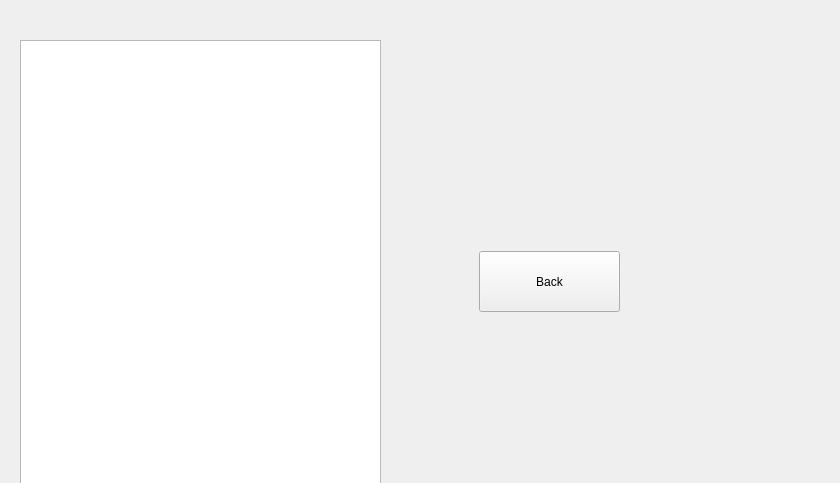
Qt form trackview.ui (Texvss/Spotify_project) before a commit.
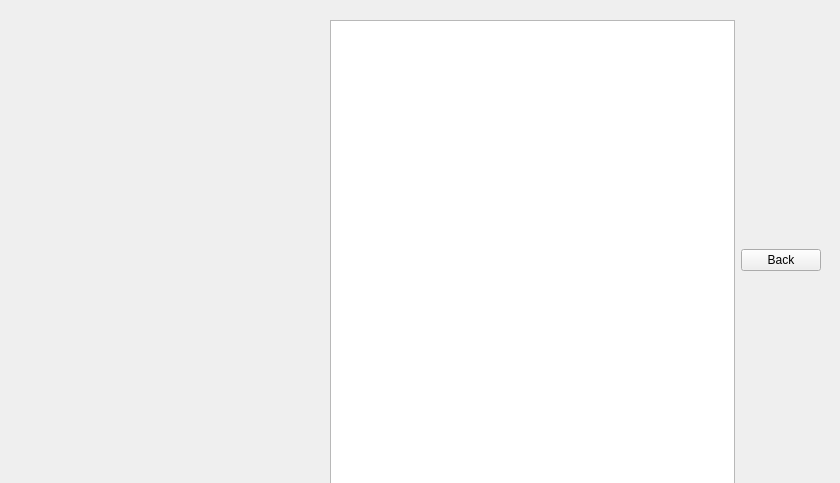
The same form after that commit.

```diff
--- a/trackview.ui
+++ b/trackview.ui
@@ -13,15 +13,18 @@
   <property name="windowTitle">
    <string>Form</string>
   </property>
+  <widget class="QWidget" name="">
+   <property name="geometry">
+    <rect>
+     <x>330</x>
+     <y>20</y>
+     <width>491</width>
+     <height>481</height>
+    </rect>
+   </property>
+   <layout class="QHBoxLayout" name="horizontalLayout">
+    <item>
   <widget class="QListView" name="trackView">
-   <property name="geometry">
-    <rect>
-     <x>20</x>
-     <y>40</y>
-     <width>361</width>
-     <height>471</height>
-    </rect>
-   </property>
    <property name="editTriggers">
     <set>QAbstractItemView::NoEditTriggers</set>
    </property>
@@ -47,18 +50,15 @@
     <bool>false</bool>
    </property>
   </widget>
+    </item>
+    <item>
   <widget class="QPushButton" name="backButton">
-   <property name="geometry">
-    <rect>
-     <x>479</x>
-     <y>251</y>
-     <width>141</width>
-     <height>61</height>
-    </rect>
-   </property>
    <property name="text">
     <string>Back</string>
    </property>
+     </widget>
+    </item>
+   </layout>
   </widget>
  </widget>
  <resources/>
```
Lines whose indentation alone changed are shown as unchanged.
